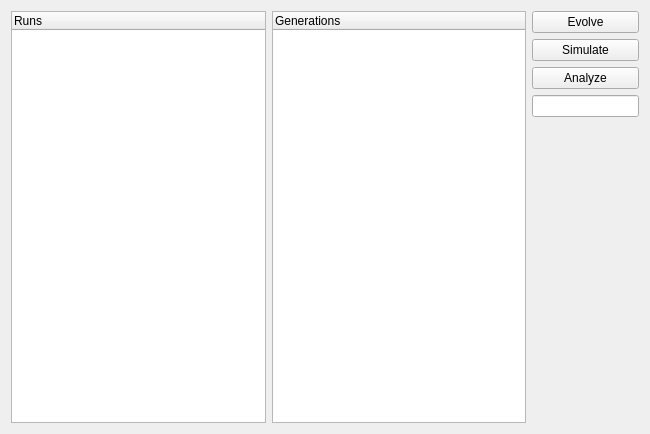
Old version of the form configoverviewform.ui in the repository eagle2com/robogen-gui.
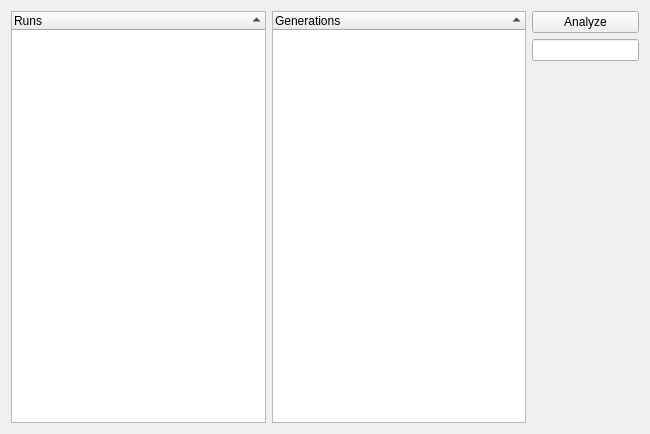
New version of the form.

Commit message: can evolve again yey, some crashes to solve

What changed in the file:
```diff
--- a/configoverviewform.ui
+++ b/configoverviewform.ui
@@ -16,20 +16,6 @@
   <layout class="QGridLayout" name="gridLayout">
    <item row="0" column="2">
     <layout class="QVBoxLayout" name="verticalLayout">
-     <item>
-      <widget class="QPushButton" name="push_evolve">
-       <property name="text">
-        <string>Evolve</string>
-       </property>
-      </widget>
-     </item>
-     <item>
-      <widget class="QPushButton" name="push_simulate">
-       <property name="text">
-        <string>Simulate</string>
-       </property>
-      </widget>
-     </item>
      <item>
       <widget class="QPushButton" name="push_analyze">
        <property name="text">
@@ -57,6 +43,15 @@
    </item>
    <item row="0" column="0">
     <widget class="QTreeWidget" name="tree_runs">
+     <property name="alternatingRowColors">
+      <bool>true</bool>
+     </property>
+     <property name="itemsExpandable">
+      <bool>false</bool>
+     </property>
+     <property name="sortingEnabled">
+      <bool>true</bool>
+     </property>
      <column>
       <property name="text">
        <string>Runs</string>
@@ -66,6 +61,12 @@
    </item>
    <item row="0" column="1">
     <widget class="QTreeWidget" name="tree_generations">
+     <property name="alternatingRowColors">
+      <bool>true</bool>
+     </property>
+     <property name="sortingEnabled">
+      <bool>true</bool>
+     </property>
      <column>
       <property name="text">
        <string>Generations</string>
```
The commit also changes 535 other files.
